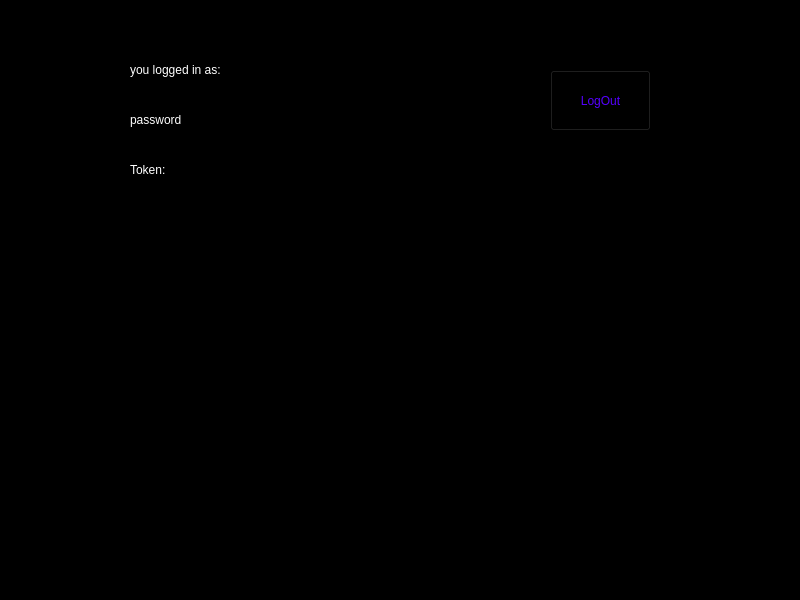
Above: mainwindow.ui from borhanem/Messenger_Void_13 before the change. Below: the same form after it.
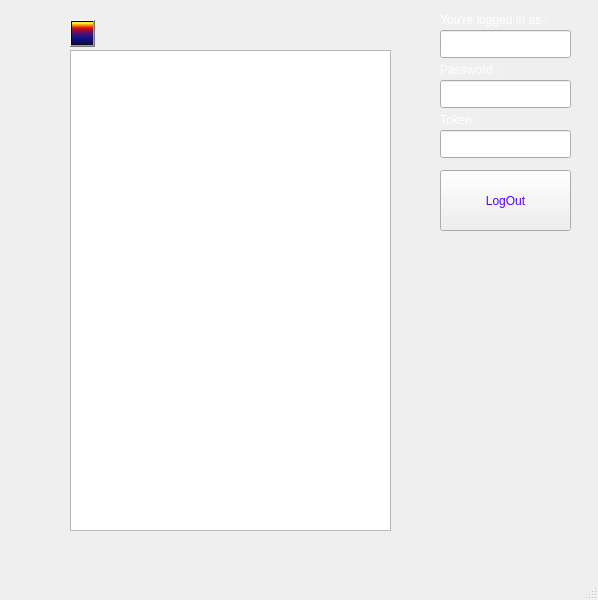
That is the form after the change.

Commit message: message class & api added

Patch:
```diff
--- a/mainwindow.ui
+++ b/mainwindow.ui
@@ -6,7 +6,7 @@
    <rect>
     <x>0</x>
     <y>0</y>
-    <width>800</width>
+    <width>598</width>
     <height>600</height>
    </rect>
   </property>
@@ -14,14 +14,14 @@
    <string>MainWindow</string>
   </property>
   <property name="styleSheet">
-   <string notr="true">background-color: rgb(0, 0, 0);</string>
+   <string notr="true"/>
   </property>
   <widget class="QWidget" name="centralwidget">
    <widget class="QLineEdit" name="user_led">
     <property name="geometry">
      <rect>
-      <x>130</x>
-      <y>80</y>
+      <x>440</x>
+      <y>30</y>
       <width>131</width>
       <height>28</height>
      </rect>
@@ -33,9 +33,9 @@
    <widget class="QLabel" name="user_lbl">
     <property name="geometry">
      <rect>
-      <x>130</x>
-      <y>60</y>
-      <width>171</width>
+      <x>440</x>
+      <y>10</y>
+      <width>131</width>
       <height>20</height>
      </rect>
     </property>
@@ -43,14 +43,14 @@
      <string notr="true">color: rgb(255, 255, 255);</string>
     </property>
     <property name="text">
-     <string>you logged in as:</string>
+     <string>You're logged in as :     </string>
     </property>
    </widget>
    <widget class="QLabel" name="label">
     <property name="geometry">
      <rect>
-      <x>130</x>
-      <y>110</y>
+      <x>440</x>
+      <y>60</y>
       <width>81</width>
       <height>20</height>
      </rect>
@@ -59,14 +59,14 @@
      <string notr="true">color: rgb(255, 255, 255);</string>
     </property>
     <property name="text">
-     <string>password</string>
+     <string>Password :</string>
     </property>
    </widget>
    <widget class="QLineEdit" name="pass_led">
     <property name="geometry">
      <rect>
-      <x>130</x>
-      <y>130</y>
+      <x>440</x>
+      <y>80</y>
       <width>131</width>
       <height>28</height>
      </rect>
@@ -78,8 +78,8 @@
    <widget class="QLabel" name="token_lbl">
     <property name="geometry">
      <rect>
-      <x>130</x>
-      <y>160</y>
+      <x>440</x>
+      <y>110</y>
       <width>63</width>
       <height>20</height>
      </rect>
@@ -88,14 +88,14 @@
      <string notr="true">color: rgb(255, 255, 255);</string>
     </property>
     <property name="text">
-     <string>Token:</string>
+     <string>Token :</string>
     </property>
    </widget>
    <widget class="QLineEdit" name="token_led">
     <property name="geometry">
      <rect>
-      <x>130</x>
-      <y>180</y>
+      <x>440</x>
+      <y>130</y>
       <width>131</width>
       <height>28</height>
      </rect>
@@ -107,9 +107,9 @@
    <widget class="QPushButton" name="logout_pbn">
     <property name="geometry">
      <rect>
-      <x>550</x>
-      <y>70</y>
-      <width>101</width>
+      <x>440</x>
+      <y>170</y>
+      <width>131</width>
       <height>61</height>
      </rect>
     </property>
@@ -120,6 +120,32 @@
      <string>LogOut</string>
     </property>
    </widget>
+   <widget class="QListWidget" name="listWidget">
+    <property name="geometry">
+     <rect>
+      <x>70</x>
+      <y>50</y>
+      <width>321</width>
+      <height>481</height>
+     </rect>
+    </property>
+   </widget>
+   <widget class="QToolButton" name="toolButton">
+    <property name="geometry">
+     <rect>
+      <x>70</x>
+      <y>20</y>
+      <width>25</width>
+      <height>27</height>
+     </rect>
+    </property>
+    <property name="styleSheet">
+     <string notr="true">background-color: qlineargradient(spread:pad, x1:0, y1:1, x2:0, y2:0, stop:0 rgba(0, 0, 0, 255), stop:0.05 rgba(14, 8, 73, 255), stop:0.36 rgba(28, 17, 145, 255), stop:0.6 rgba(126, 14, 81, 255), stop:0.75 rgba(234, 11, 11, 255), stop:0.79 rgba(244, 70, 5, 255), stop:0.86 rgba(255, 136, 0, 255), stop:0.935 rgba(239, 236, 55, 255));</string>
+    </property>
+    <property name="text">
+     <string/>
+    </property>
+   </widget>
   </widget>
   <widget class="QMenuBar" name="menubar">
    <property name="geometry">
```
Left out of the diff: 2 changed lines with no effect on the pictures. The commit also changes 9 other files.
